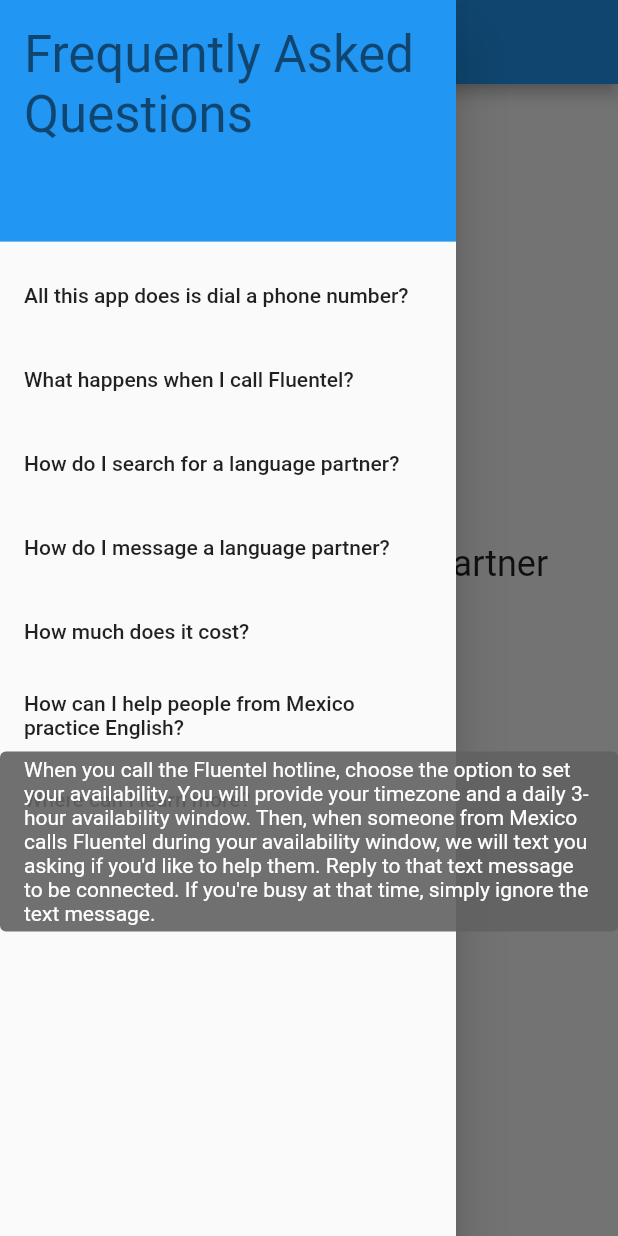
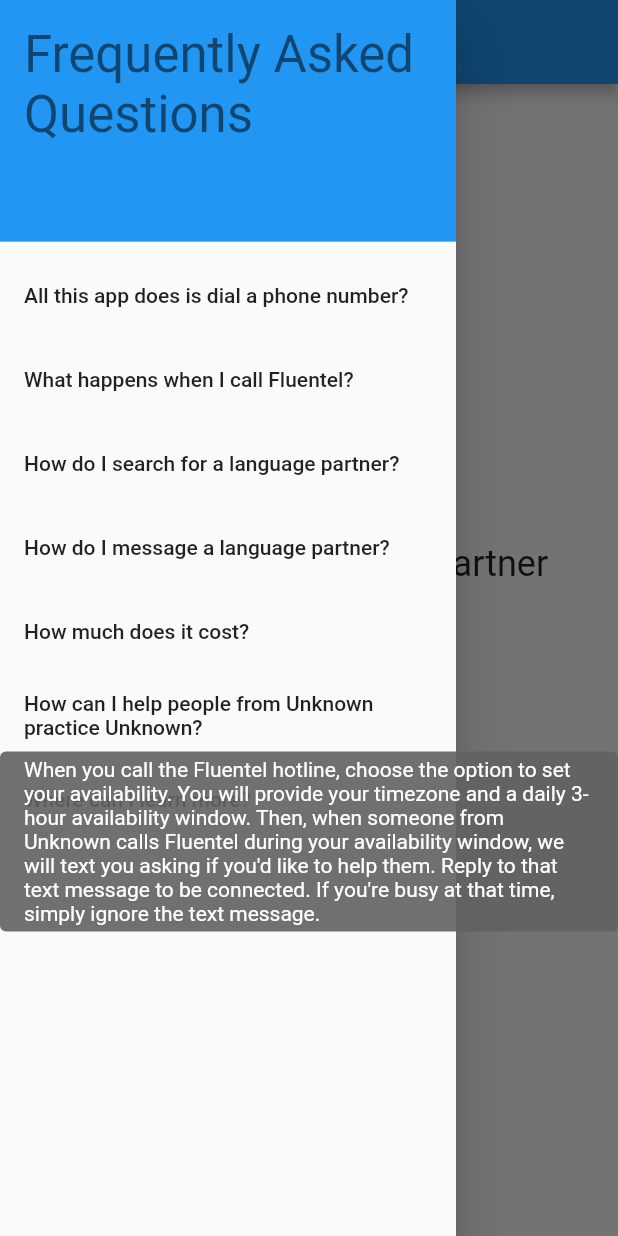
Before and after one commit to rnd-rbn/fluentel, a Flutter app: the screen it shows after launch, in the side drawer, after a tap on the "phone" icon, on a phone screen of 412 x 824 dp. Run offline on Flutter 3.47's test engine with Material 2 defaults, Android fonts, the light colour scheme and no system bars; missing offline and left inert: flutter_sim_country_code; generated files the repository leaves out were written again.

Commit message:
GH-7 finalize localizations

```diff
--- a/lib/main.dart
+++ b/lib/main.dart
@@ -44,6 +44,8 @@
   late Uri _url;
   String targetLanguage = 'Unknown';
   String targetCountry = 'Unknown';
+  String myLanguage = 'Unknown';
+  String centsPerMinute = '?';
 
   Future<void> _launchUrl() async {
     if (!await launchUrl(_url)) {
@@ -72,16 +74,22 @@
         fluentelPhoneNumber = '+1-540-782-3352';
         targetLanguage = AppLocalizations.of(context)!.spanish;
         targetCountry = AppLocalizations.of(context)!.mexico;
+        myLanguage = AppLocalizations.of(context)!.english;
+        centsPerMinute = '12';
         break;
       case 'mx':
         fluentelPhoneNumber = '+52-55-9225-7010';
         targetLanguage = AppLocalizations.of(context)!.english;
         targetCountry = AppLocalizations.of(context)!.unitedStates;
+        myLanguage = AppLocalizations.of(context)!.spanish;
+        centsPerMinute = '6';
         break;
       default:
         fluentelPhoneNumber = '+1-501-444-2436';
         targetLanguage = AppLocalizations.of(context)!.unknownLanguage;
         targetCountry = AppLocalizations.of(context)!.unknownCountry;
+        myLanguage = AppLocalizations.of(context)!.unknownLanguage;
+        centsPerMinute = '¯\\_(ツ)_/¯';
     }
 
     if (!mounted) return;
@@ -121,98 +129,77 @@
             Tooltip(
               triggerMode: TooltipTriggerMode.tap,
               showDuration: const Duration(seconds: 60),
-              message: '''
-First, verify your phone number. Then you have two options: 1.
-find a language partner, or 2. sign up to help others.
-              '''
-                  .replaceAll("\n", " "),
-              child: const ListTile(
-                title: Text('What happens when I call Fluentel?'),
+              message: AppLocalizations.of(context)!.faqWhatHappensWhenICallAnswer,
+              child: ListTile(
+                title: Text(AppLocalizations.of(context)!.faqWhatHappensWhenICall),
               ),
             ),
             Tooltip(
               triggerMode: TooltipTriggerMode.tap,
               showDuration: const Duration(seconds: 60),
-              message: '''
-You don't! Fluentel finds a language partner for you.
-              '''
-                  .replaceAll("\n", " "),
-              child: const ListTile(
-                title: Text('How do I search for a language partner?'),
+              message: AppLocalizations.of(context)!.faqHowDoISearchForALanguagePartnerAnswer,
+              child: ListTile(
+                title: Text(AppLocalizations.of(context)!.faqHowDoISearchForALanguagePartner),
               ),
             ),
             Tooltip(
               triggerMode: TooltipTriggerMode.tap,
               showDuration: const Duration(seconds: 60),
-              message: '''
-You don't! Skip the courtship and get straight to the action. Fluentel gets you
-speaking faster than any language exchange app or service.
-              '''
-                  .replaceAll("\n", " "),
-              child: const ListTile(
-                title: Text('How do I message a language partner?'),
+              message: AppLocalizations.of(context)!.faqHowDoIMessageALanguagePartnerAnswer,
+              child: ListTile(
+                title: Text(AppLocalizations.of(context)!.faqHowDoIMessageALanguagePartner),
               ),
             ),
             Tooltip(
               triggerMode: TooltipTriggerMode.tap,
               showDuration: const Duration(seconds: 60),
-              message: '''
-Your first 60 minutes are free, and then 12 cents per minute after that. You can
-purchase minutes directly over the phone in a secure PCI-compliant environment.
-              '''
-                  .replaceAll("\n", " "),
-              child: const ListTile(
-                title: Text('How much does it cost?'),
+              message: AppLocalizations.of(context)!.faqHowMuchDoesItCostAnswer(centsPerMinute),
+              child: ListTile(
+                title: Text(AppLocalizations.of(context)!.faqHowMuchDoesItCost),
               ),
             ),
             Tooltip(
               triggerMode: TooltipTriggerMode.tap,
               showDuration: const Duration(seconds: 60),
-              message: '''
-When you call the Fluentel hotline, choose the option to set your availability.
-You will provide your timezone and a daily 3-hour availability window.
-Then, when someone from Mexico calls Fluentel during your availability window,
-we will text you asking if you'd like to help them. Reply to that text message
-to be connected. If you're busy at that time, simply ignore the text message.
-              '''
-                  .replaceAll("\n", " "),
-              child: const ListTile(
-                title: Text('How can I help people from Mexico practice English?'),
+              message: AppLocalizations.of(context)!.faqHowCanIHelpAnswer(targetCountry),
+              child: ListTile(
+                title: Text(AppLocalizations.of(context)!.faqHowCanIHelp(targetCountry, myLanguage)),
               ),
             ),
             Tooltip(
               triggerMode: TooltipTriggerMode.tap,
               showDuration: const Duration(seconds: 60),
-              message: '''
-www.fluen.tel
-              '''
-                  .replaceAll("\n", " "),
-              child: const ListTile(
-                title: Text('Where can I learn more?'),
+              message: 'www.fluen.tel',
+              child: ListTile(
+                title: Text(AppLocalizations.of(context)!.faqWhereCanILearnMore),
               ),
             ),
           ],
         ),
       ),
       body: Center(
+        child: Padding(
+          padding: const EdgeInsets.symmetric(horizontal: 16),
           child: Column(
             mainAxisAlignment: MainAxisAlignment.center,
             children: <Widget>[
               Text(
-              'Tap to find a language partner',
+                AppLocalizations.of(context)!.tapToFindALanguagePartner,
                 style: Theme.of(context).textTheme.headlineSmall,
+                textAlign: TextAlign.center,
               ),
               const SizedBox(
                 height: 32,
               ),
               FloatingActionButton.large(
                 onPressed: _launchUrl,
-              tooltip: 'Call',
+                tooltip: AppLocalizations.of(context)!.call,
                 child: const Icon(Icons.phone),
               ),
             ],
           ),
         ),
+      ),
     );
   }
 }
```
Also changed, not shown: lib/l10n/app_en.arb (+46 -5 lines), lib/l10n/app_es.arb (+46 -5 lines). Lines whose indentation alone changed are shown as unchanged.
